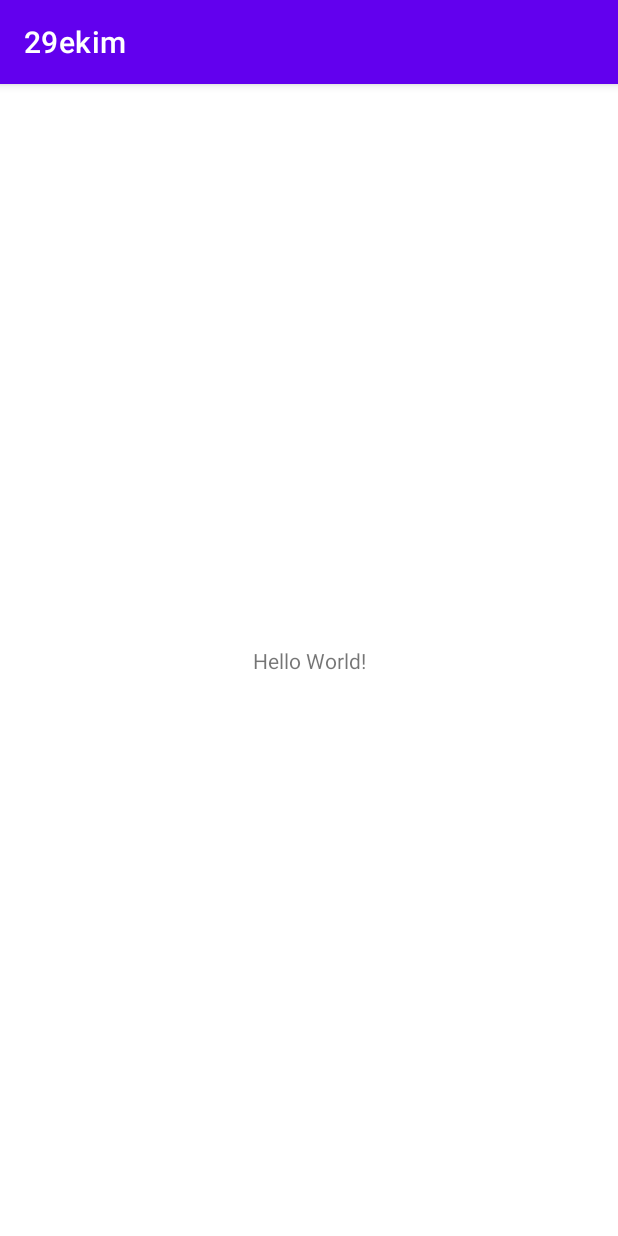
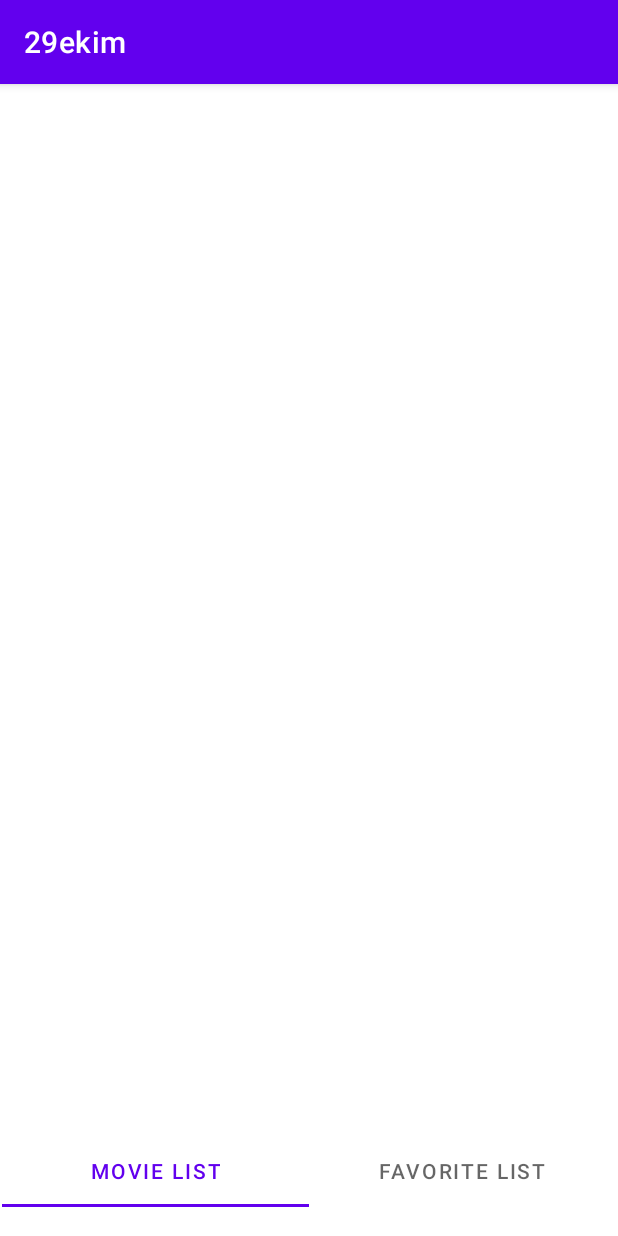
Before and after one commit to burcaksahn/movie-DB, an Android app: the screen it shows after launch (MainActivity), on a phone screen of 412 x 824 dp. Run offline under Robolectric (Android 15) with nearby library versions, the phone set to English and light mode, and no system bars.

Commit message:
Formed package

```diff
--- a/app/build.gradle
+++ b/app/build.gradle
@@ -15,6 +15,9 @@ android {
         versionName "1.0"
 
         testInstrumentationRunner "androidx.test.runner.AndroidJUnitRunner"
+    }
+    buildFeatures{
+        viewBinding true
     }
 
     buildTypes {
@@ -34,6 +37,9 @@ android {
 
 dependencies {
 
+    implementation 'androidx.legacy:legacy-support-v4:1.0.0'
+    implementation 'androidx.navigation:navigation-fragment-ktx:2.3.5'
+    implementation 'androidx.navigation:navigation-ui-ktx:2.3.5'
     def coroutines_version = '1.3.5'
     def room_version = "2.2.3"
     def picasso_version = "2.71828"
--- a/app/src/main/AndroidManifest.xml
+++ b/app/src/main/AndroidManifest.xml
@@ -11,7 +11,7 @@
         android:supportsRtl="true"
         android:theme="@style/Theme.29ekim">
         <activity
-            android:name=".MainActivity"
+            android:name=".ui.MainActivity"
             android:exported="true">
             <intent-filter>
                 <action android:name="android.intent.action.MAIN" />
--- a/app/src/main/java/com/example/a29ekim/MainActivity.kt
+++ b/app/src/main/java/com/example/a29ekim/ui/MainActivity.kt
@@ -1,7 +1,8 @@
-package com.example.a29ekim
+package com.example.a29ekim.ui
 
 import androidx.appcompat.app.AppCompatActivity
 import android.os.Bundle
+import com.example.a29ekim.R
 
 class MainActivity : AppCompatActivity() {
     override fun onCreate(savedInstanceState: Bundle?) {
--- /dev/null
+++ b/app/src/main/java/com/example/a29ekim/ui/detail/DetailViewModel.kt
@@ -0,0 +1,4 @@
+package com.example.a29ekim.ui.detail
+
+class DetailViewModel {
+}
--- /dev/null
+++ b/app/src/main/java/com/example/a29ekim/ui/favorite/FavViewModel.kt
@@ -0,0 +1,4 @@
+package com.example.a29ekim.ui.favorite
+
+class FavViewModel {
+}
--- /dev/null
+++ b/app/src/main/java/com/example/a29ekim/ui/home/HomeFragment.kt
@@ -0,0 +1,21 @@
+package com.example.a29ekim.ui.home
+
+import android.os.Bundle
+import androidx.fragment.app.Fragment
+import android.view.LayoutInflater
+import android.view.View
+import android.view.ViewGroup
+import com.example.a29ekim.R
+
+class HomeFragment : Fragment() {
+
+    override fun onCreateView(
+        inflater: LayoutInflater, container: ViewGroup?,
+        savedInstanceState: Bundle?
+    ): View? {
+        // Inflate the layout for this fragment
+        return inflater.inflate(R.layout.fragment_home, container, false)
+    }
+
+
+}
--- /dev/null
+++ b/app/src/main/java/com/example/a29ekim/ui/home/HomeViewModel.kt
@@ -0,0 +1,4 @@
+package com.example.a29ekim.ui.home
+
+class HomeViewModel {
+}
--- /dev/null
+++ b/app/src/main/java/com/example/a29ekim/ui/movielist/MovieListViewModel.kt
@@ -0,0 +1,4 @@
+package com.example.a29ekim.ui.movielist
+
+class MovieListViewModel {
+}
--- a/app/src/main/res/layout/activity_main.xml
+++ b/app/src/main/res/layout/activity_main.xml
@@ -4,15 +4,18 @@
     xmlns:tools="http://schemas.android.com/tools"
     android:layout_width="match_parent"
     android:layout_height="match_parent"
-    tools:context=".MainActivity">
+    tools:context=".ui.MainActivity">
 
-    <TextView
-        android:layout_width="wrap_content"
-        android:layout_height="wrap_content"
-        android:text="Hello World!"
+    <androidx.fragment.app.FragmentContainerView
+        android:id="@+id/fragmentContainerView"
+        android:name="androidx.navigation.fragment.NavHostFragment"
+        android:layout_width="409dp"
+        android:layout_height="729dp"
+        app:defaultNavHost="true"
         app:layout_constraintBottom_toBottomOf="parent"
-        app:layout_constraintLeft_toLeftOf="parent"
-        app:layout_constraintRight_toRightOf="parent"
-        app:layout_constraintTop_toTopOf="parent" />
-
+        app:layout_constraintEnd_toEndOf="parent"
+        app:layout_constraintHorizontal_bias="0.5"
+        app:layout_constraintStart_toStartOf="parent"
+        app:layout_constraintTop_toTopOf="parent"
+        app:navGraph="@navigation/navigation" />
 </androidx.constraintlayout.widget.ConstraintLayout>
--- /dev/null
+++ b/app/src/main/res/layout/fragment_home.xml
@@ -0,0 +1,37 @@
+<?xml version="1.0" encoding="utf-8"?>
+<androidx.constraintlayout.widget.ConstraintLayout xmlns:android="http://schemas.android.com/apk/res/android"
+    xmlns:app="http://schemas.android.com/apk/res-auto"
+    xmlns:tools="http://schemas.android.com/tools"
+    android:layout_width="match_parent"
+    android:layout_height="match_parent"
+    tools:context=".ui.home.HomeFragment">
+
+
+    <com.google.android.material.tabs.TabLayout
+        android:id="@+id/tabLayout"
+        android:layout_width="409dp"
+        android:layout_height="wrap_content"
+        app:layout_constraintBottom_toBottomOf="parent"
+        app:layout_constraintEnd_toEndOf="parent"
+        app:layout_constraintStart_toStartOf="parent">
+
+        <com.google.android.material.tabs.TabItem
+            android:layout_width="wrap_content"
+            android:layout_height="wrap_content"
+            android:text="@string/movielistfragmentname" />
+
+        <com.google.android.material.tabs.TabItem
+            android:layout_width="wrap_content"
+            android:layout_height="wrap_content"
+            android:text="@string/favoritelistfragmentname" />
+
+    </com.google.android.material.tabs.TabLayout>
+
+    <androidx.viewpager2.widget.ViewPager2
+        android:layout_width="409dp"
+        android:layout_height="681dp"
+        app:layout_constraintBottom_toTopOf="@+id/tabLayout"
+        app:layout_constraintEnd_toEndOf="parent"
+        app:layout_constraintStart_toStartOf="parent"
+        app:layout_constraintTop_toTopOf="parent" />
+</androidx.constraintlayout.widget.ConstraintLayout>
--- /dev/null
+++ b/app/src/main/res/navigation/navigation.xml
@@ -0,0 +1,22 @@
+<?xml version="1.0" encoding="utf-8"?>
+<navigation xmlns:android="http://schemas.android.com/apk/res/android"
+    xmlns:app="http://schemas.android.com/apk/res-auto"
+    xmlns:tools="http://schemas.android.com/tools"
+    android:id="@+id/navigation"
+    app:startDestination="@id/homeFragment">
+
+    <fragment
+        android:id="@+id/homeFragment"
+        android:name="com.example.a29ekim.ui.home.HomeFragment"
+        android:label="fragment_home"
+        tools:layout="@layout/fragment_home" >
+        <action
+            android:id="@+id/action_homeFragment_to_detailFragment"
+            app:destination="@id/detailFragment" />
+    </fragment>
+    <fragment
+        android:id="@+id/detailFragment"
+        android:name="com.example.a29ekim.ui.detail.DetailFragment"
+        android:label="fragment_detail"
+        tools:layout="@layout/fragment_detail" />
+</navigation>
--- a/app/src/main/res/values/strings.xml
+++ b/app/src/main/res/values/strings.xml
@@ -1,3 +1,7 @@
 <resources>
     <string name="app_name">29ekim</string>
+    <!-- TODO: Remove or change this placeholder text -->
+    <string name="hello_blank_fragment">Hello blank fragment</string>
+    <string name="movielistfragmentname">Movie List</string>
+    <string name="favoritelistfragmentname">Favorite List</string>
 </resources>
```
Also changed, not shown: app/src/main/java/com/example/a29ekim/ui/detail/DetailFragment.kt (added, +20 -0 lines), app/src/main/java/com/example/a29ekim/ui/favorite/FavFragment.kt (added, +21 -0 lines), app/src/main/java/com/example/a29ekim/ui/movielist/MovieListFragment.kt (added, +21 -0 lines), app/src/main/res/layout/fragment_detail.xml (added, +14 -0 lines), app/src/main/res/layout/fragment_fav.xml (added, +14 -0 lines), app/src/main/res/layout/fragment_movie_list.xml (added, +14 -0 lines).
